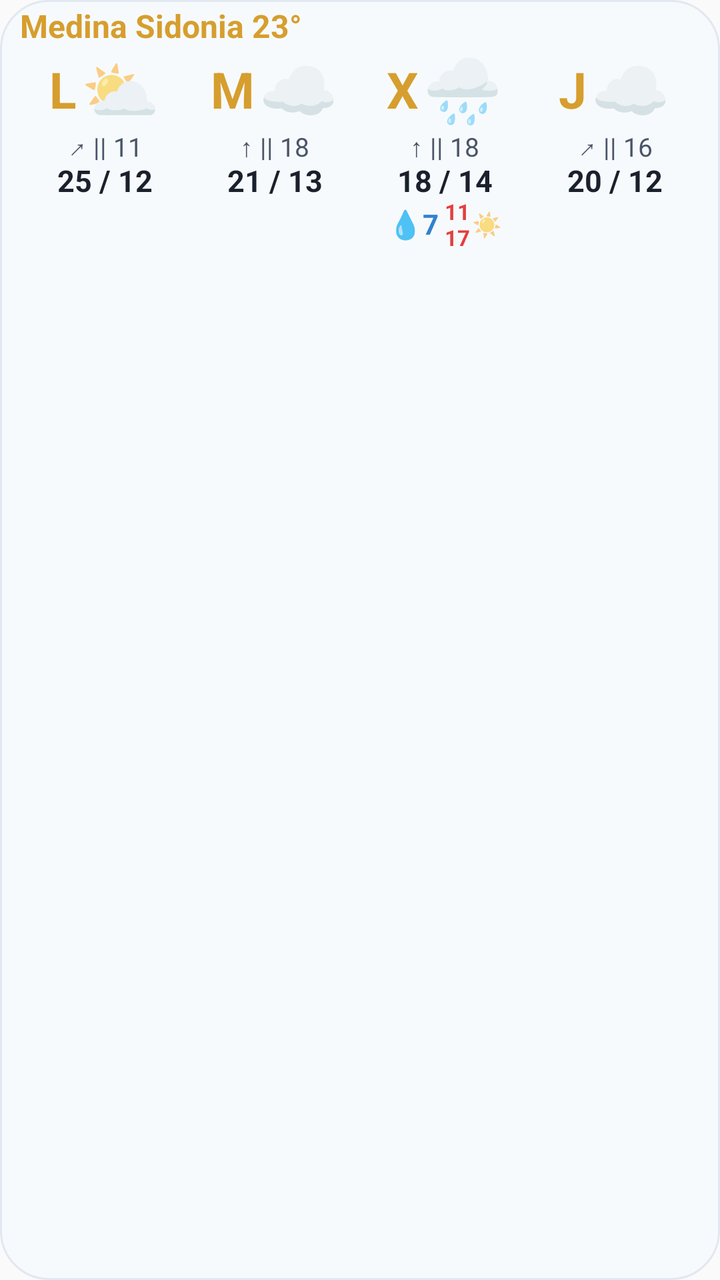
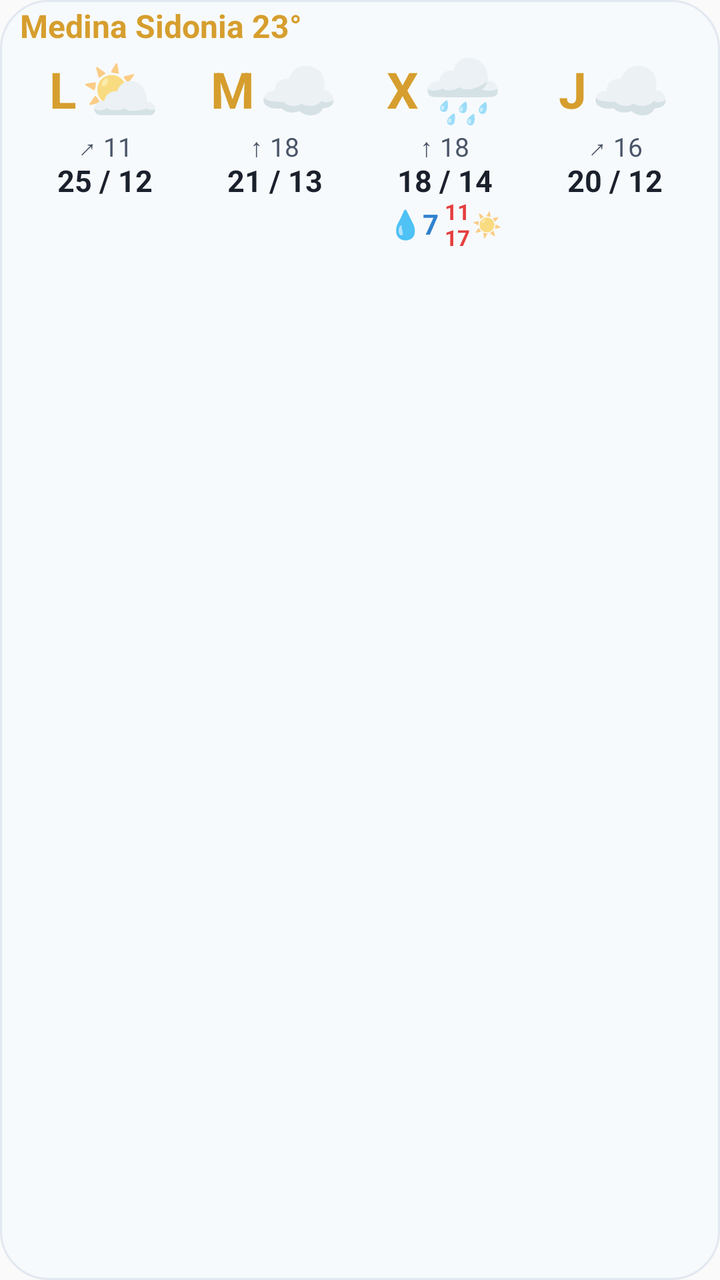

Screens rendered from an Android XML layout before and after an edit, with the pre-edit source and the edit as a unified diff.
<!-- AndroidManifest.xml: application theme Theme.AemetWidget -->
<!-- res/layout/widget_weather_light.xml -->
<?xml version="1.0" encoding="utf-8"?>
<LinearLayout xmlns:android="http://schemas.android.com/apk/res/android"
    android:id="@+id/widgetRoot"
    android:layout_width="match_parent"
    android:layout_height="match_parent"
    android:background="@drawable/bg_widget_light"
    android:orientation="vertical"
    android:paddingStart="10dp"
    android:paddingEnd="10dp"
    android:paddingTop="4dp"
    android:paddingBottom="2dp">

    
    <LinearLayout
        android:layout_width="match_parent"
        android:layout_height="wrap_content"
        android:gravity="center_vertical"
        android:orientation="horizontal"
        android:layout_marginBottom="2dp">

        <TextView
            android:id="@+id/tvHeaderCityTemp"
            android:layout_width="0dp"
            android:layout_height="wrap_content"
            android:layout_weight="1"
            android:ellipsize="end"
            android:includeFontPadding="false"
            android:singleLine="true"
            android:text="Medina Sidonia 23°"
            android:textColor="#D69E2E"
            android:textSize="16sp"
            android:textStyle="bold" />

        <TextView
            android:id="@+id/tvUpdateTime"
            android:layout_width="wrap_content"
            android:layout_height="wrap_content"
            android:includeFontPadding="false"
            android:text=""
            android:textColor="#4A5568"
            android:textSize="11sp" />
    </LinearLayout>

    
    <LinearLayout
        android:layout_width="match_parent"
        android:layout_height="0dp"
        android:layout_weight="1"
        android:orientation="horizontal"
        android:weightSum="4">

        
        <LinearLayout
            android:id="@+id/card0"
            android:layout_width="0dp"
            android:layout_height="match_parent"
            android:layout_weight="1"
            android:gravity="center_horizontal"
            android:orientation="vertical"
            android:paddingTop="2dp"
            android:paddingBottom="2dp">

            <LinearLayout
                android:layout_width="wrap_content"
                android:layout_height="wrap_content"
                android:gravity="center_vertical"
                android:orientation="horizontal">

                <TextView
                    android:id="@+id/day0"
                    android:layout_width="wrap_content"
                    android:layout_height="wrap_content"
                    android:layout_marginEnd="2dp"
                    android:includeFontPadding="false"
                    android:text="L"
                    android:textColor="#D69E2E"
                    android:textSize="25sp"
                    android:textStyle="bold" />

                <TextView
                    android:id="@+id/icon0"
                    android:layout_width="wrap_content"
                    android:layout_height="wrap_content"
                    android:includeFontPadding="false"
                    android:text="⛅"
                    android:textSize="32sp" />
            </LinearLayout>

            <ImageView
                android:id="@+id/alertLine0"
                android:layout_width="32dp"
                android:layout_height="3dp"
                android:layout_marginTop="1dp"
                android:layout_marginBottom="2dp"
                android:contentDescription="@null"
                android:visibility="gone" />

            <TextView
                android:id="@+id/wind0"
                android:layout_width="wrap_content"
                android:layout_height="wrap_content"
                android:includeFontPadding="false"
                android:text="↗ || 11"
                android:textColor="#4A5568"
                android:textSize="13sp" />

            <TextView
                android:id="@+id/temp0"
                android:layout_width="wrap_content"
                android:layout_height="wrap_content"
                android:includeFontPadding="false"
                android:text="25 / 12"
                android:textColor="#1A202C"
                android:textSize="15sp"
                android:textStyle="bold" />

            
            <LinearLayout
                android:layout_width="wrap_content"
                android:layout_height="wrap_content"
                android:gravity="center_vertical"
                android:orientation="horizontal">

                <TextView
                    android:id="@+id/rain0"
                    android:layout_width="wrap_content"
                    android:layout_height="wrap_content"
                    android:includeFontPadding="false"
                    android:text=""
                    android:textColor="#3182CE"
                    android:textSize="14sp"
                    android:textStyle="bold" />

                <LinearLayout
                    android:layout_width="wrap_content"
                    android:layout_height="wrap_content"
                    android:layout_marginStart="3dp"
                    android:gravity="center_vertical"
                    android:orientation="horizontal">

                    <LinearLayout
                        android:layout_width="wrap_content"
                        android:layout_height="wrap_content"
                        android:gravity="center_horizontal"
                        android:orientation="vertical">

                        <TextView
                            android:id="@+id/uvStart0"
                            android:layout_width="wrap_content"
                            android:layout_height="wrap_content"
                            android:includeFontPadding="false"
                            android:text=""
                            android:textColor="#E53E3E"
                            android:textSize="11sp"
                            android:textStyle="bold" />

                        <TextView
                            android:id="@+id/uvEnd0"
                            android:layout_width="wrap_content"
                            android:layout_height="wrap_content"
                            android:includeFontPadding="false"
                            android:text=""
                            android:textColor="#E53E3E"
                            android:textSize="11sp"
                            android:textStyle="bold" />
                    </LinearLayout>

                    <TextView
                        android:id="@+id/uvIcon0"
                        android:layout_width="wrap_content"
                        android:layout_height="wrap_content"
                        android:layout_marginStart="1dp"
                        android:includeFontPadding="false"
                        android:text=""
                        android:textSize="12sp" />
                </LinearLayout>
            </LinearLayout>
        </LinearLayout>

        
        <LinearLayout
            android:id="@+id/card1"
            android:layout_width="0dp"
            android:layout_height="match_parent"
            android:layout_weight="1"
            android:gravity="center_horizontal"
            android:orientation="vertical"
            android:paddingTop="2dp"
            android:paddingBottom="2dp">

            <LinearLayout
                android:layout_width="wrap_content"
                android:layout_height="wrap_content"
                android:gravity="center_vertical"
                android:orientation="horizontal">

                <TextView
                    android:id="@+id/day1"
                    android:layout_width="wrap_content"
                    android:layout_height="wrap_content"
                    android:layout_marginEnd="2dp"
                    android:includeFontPadding="false"
                    android:text="M"
                    android:textColor="#D69E2E"
                    android:textSize="25sp"
                    android:textStyle="bold" />

                <TextView
                    android:id="@+id/icon1"
                    android:layout_width="wrap_content"
                    android:layout_height="wrap_content"
                    android:includeFontPadding="false"
                    android:text="☁️"
                    android:textSize="32sp" />
            </LinearLayout>

            <ImageView
                android:id="@+id/alertLine1"
                android:layout_width="32dp"
                android:layout_height="3dp"
                android:layout_marginTop="1dp"
                android:layout_marginBottom="2dp"
                android:contentDescription="@null"
                android:visibility="gone" />

            <TextView
                android:id="@+id/wind1"
                android:layout_width="wrap_content"
                android:layout_height="wrap_content"
                android:includeFontPadding="false"
                android:text="↑ || 18"
                android:textColor="#4A5568"
                android:textSize="13sp" />

            <TextView
                android:id="@+id/temp1"
                android:layout_width="wrap_content"
                android:layout_height="wrap_content"
                android:includeFontPadding="false"
                android:text="21 / 13"
                android:textColor="#1A202C"
                android:textSize="15sp"
                android:textStyle="bold" />

            
            <LinearLayout
                android:layout_width="wrap_content"
                android:layout_height="wrap_content"
                android:gravity="center_vertical"
                android:orientation="horizontal">

                <TextView
                    android:id="@+id/rain1"
                    android:layout_width="wrap_content"
                    android:layout_height="wrap_content"
                    android:includeFontPadding="false"
                    android:text=""
                    android:textColor="#3182CE"
                    android:textSize="14sp"
                    android:textStyle="bold" />

                <LinearLayout
                    android:layout_width="wrap_content"
                    android:layout_height="wrap_content"
                    android:layout_marginStart="3dp"
                    android:gravity="center_vertical"
                    android:orientation="horizontal">

                    <LinearLayout
                        android:layout_width="wrap_content"
                        android:layout_height="wrap_content"
                        android:gravity="center_horizontal"
                        android:orientation="vertical">

                        <TextView
                            android:id="@+id/uvStart1"
                            android:layout_width="wrap_content"
                            android:layout_height="wrap_content"
                            android:includeFontPadding="false"
                            android:text=""
                            android:textColor="#E53E3E"
                            android:textSize="11sp"
                            android:textStyle="bold" />

                        <TextView
                            android:id="@+id/uvEnd1"
                            android:layout_width="wrap_content"
                            android:layout_height="wrap_content"
                            android:includeFontPadding="false"
                            android:text=""
                            android:textColor="#E53E3E"
                            android:textSize="11sp"
                            android:textStyle="bold" />
                    </LinearLayout>

                    <TextView
                        android:id="@+id/uvIcon1"
                        android:layout_width="wrap_content"
                        android:layout_height="wrap_content"
                        android:layout_marginStart="1dp"
                        android:includeFontPadding="false"
                        android:text=""
                        android:textSize="12sp" />
                </LinearLayout>
            </LinearLayout>
        </LinearLayout>

        
        <LinearLayout
            android:id="@+id/card2"
            android:layout_width="0dp"
            android:layout_height="match_parent"
            android:layout_weight="1"
            android:gravity="center_horizontal"
            android:orientation="vertical"
            android:paddingTop="2dp"
            android:paddingBottom="2dp">

            <LinearLayout
                android:layout_width="wrap_content"
                android:layout_height="wrap_content"
                android:gravity="center_vertical"
                android:orientation="horizontal">

                <TextView
                    android:id="@+id/day2"
                    android:layout_width="wrap_content"
                    android:layout_height="wrap_content"
                    android:layout_marginEnd="2dp"
                    android:includeFontPadding="false"
                    android:text="X"
                    android:textColor="#D69E2E"
                    android:textSize="25sp"
                    android:textStyle="bold" />

                <TextView
                    android:id="@+id/icon2"
                    android:layout_width="wrap_content"
                    android:layout_height="wrap_content"
                    android:includeFontPadding="false"
                    android:text="🌧️"
                    android:textSize="32sp" />
            </LinearLayout>

            <ImageView
                android:id="@+id/alertLine2"
                android:layout_width="32dp"
                android:layout_height="3dp"
                android:layout_marginTop="1dp"
                android:layout_marginBottom="2dp"
                android:contentDescription="@null"
                android:visibility="gone" />

            <TextView
                android:id="@+id/wind2"
                android:layout_width="wrap_content"
                android:layout_height="wrap_content"
                android:includeFontPadding="false"
                android:text="↑ || 18"
                android:textColor="#4A5568"
                android:textSize="13sp" />

            <TextView
                android:id="@+id/temp2"
                android:layout_width="wrap_content"
                android:layout_height="wrap_content"
                android:includeFontPadding="false"
                android:text="18 / 14"
                android:textColor="#1A202C"
                android:textSize="15sp"
                android:textStyle="bold" />

            
            <LinearLayout
                android:layout_width="wrap_content"
                android:layout_height="wrap_content"
                android:gravity="center_vertical"
                android:orientation="horizontal">

                <TextView
                    android:id="@+id/rain2"
                    android:layout_width="wrap_content"
                    android:layout_height="wrap_content"
                    android:includeFontPadding="false"
                    android:text="💧7"
                    android:textColor="#3182CE"
                    android:textSize="14sp"
                    android:textStyle="bold" />

                <LinearLayout
                    android:layout_width="wrap_content"
                    android:layout_height="wrap_content"
                    android:layout_marginStart="3dp"
                    android:gravity="center_vertical"
                    android:orientation="horizontal">

                    <LinearLayout
                        android:layout_width="wrap_content"
                        android:layout_height="wrap_content"
                        android:gravity="center_horizontal"
                        android:orientation="vertical">

                        <TextView
                            android:id="@+id/uvStart2"
                            android:layout_width="wrap_content"
                            android:layout_height="wrap_content"
                            android:includeFontPadding="false"
                            android:text="11"
                            android:textColor="#E53E3E"
                            android:textSize="11sp"
                            android:textStyle="bold" />

                        <TextView
                            android:id="@+id/uvEnd2"
                            android:layout_width="wrap_content"
                            android:layout_height="wrap_content"
                            android:includeFontPadding="false"
                            android:text="17"
                            android:textColor="#E53E3E"
                            android:textSize="11sp"
                            android:textStyle="bold" />
                    </LinearLayout>

                    <TextView
                        android:id="@+id/uvIcon2"
                        android:layout_width="wrap_content"
                        android:layout_height="wrap_content"
                        android:layout_marginStart="1dp"
                        android:includeFontPadding="false"
                        android:text="☀️"
                        android:textSize="12sp" />
                </LinearLayout>
            </LinearLayout>
        </LinearLayout>

        
        <LinearLayout
            android:id="@+id/card3"
            android:layout_width="0dp"
            android:layout_height="match_parent"
            android:layout_weight="1"
            android:gravity="center_horizontal"
            android:orientation="vertical"
            android:paddingTop="2dp"
            android:paddingBottom="2dp">

            <LinearLayout
                android:layout_width="wrap_content"
                android:layout_height="wrap_content"
                android:gravity="center_vertical"
                android:orientation="horizontal">

                <TextView
                    android:id="@+id/day3"
                    android:layout_width="wrap_content"
                    android:layout_height="wrap_content"
                    android:layout_marginEnd="2dp"
                    android:includeFontPadding="false"
                    android:text="J"
                    android:textColor="#D69E2E"
                    android:textSize="25sp"
                    android:textStyle="bold" />

                <TextView
                    android:id="@+id/icon3"
                    android:layout_width="wrap_content"
                    android:layout_height="wrap_content"
                    android:includeFontPadding="false"
                    android:text="☁️"
                    android:textSize="32sp" />
            </LinearLayout>

            <ImageView
                android:id="@+id/alertLine3"
                android:layout_width="32dp"
                android:layout_height="3dp"
                android:layout_marginTop="1dp"
                android:layout_marginBottom="2dp"
                android:contentDescription="@null"
                android:visibility="gone" />

            <TextView
                android:id="@+id/wind3"
                android:layout_width="wrap_content"
                android:layout_height="wrap_content"
                android:includeFontPadding="false"
                android:text="↗ || 16"
                android:textColor="#4A5568"
                android:textSize="13sp" />

            <TextView
                android:id="@+id/temp3"
                android:layout_width="wrap_content"
                android:layout_height="wrap_content"
                android:includeFontPadding="false"
                android:text="20 / 12"
                android:textColor="#1A202C"
                android:textSize="15sp"
                android:textStyle="bold" />

            
            <LinearLayout
                android:layout_width="wrap_content"
                android:layout_height="wrap_content"
                android:gravity="center_vertical"
                android:orientation="horizontal">

                <TextView
                    android:id="@+id/rain3"
                    android:layout_width="wrap_content"
                    android:layout_height="wrap_content"
                    android:includeFontPadding="false"
                    android:text=""
                    android:textColor="#3182CE"
                    android:textSize="14sp"
                    android:textStyle="bold" />

                <LinearLayout
                    android:layout_width="wrap_content"
                    android:layout_height="wrap_content"
                    android:layout_marginStart="3dp"
                    android:gravity="center_vertical"
                    android:orientation="horizontal">

                    <LinearLayout
                        android:layout_width="wrap_content"
                        android:layout_height="wrap_content"
                        android:gravity="center_horizontal"
                        android:orientation="vertical">

                        <TextView
                            android:id="@+id/uvStart3"
                            android:layout_width="wrap_content"
                            android:layout_height="wrap_content"
                            android:includeFontPadding="false"
                            android:text=""
                            android:textColor="#E53E3E"
                            android:textSize="11sp"
                            android:textStyle="bold" />

                        <TextView
                            android:id="@+id/uvEnd3"
                            android:layout_width="wrap_content"
                            android:layout_height="wrap_content"
                            android:includeFontPadding="false"
                            android:text=""
                            android:textColor="#E53E3E"
                            android:textSize="11sp"
                            android:textStyle="bold" />
                    </LinearLayout>

                    <TextView
                        android:id="@+id/uvIcon3"
                        android:layout_width="wrap_content"
                        android:layout_height="wrap_content"
                        android:layout_marginStart="1dp"
                        android:includeFontPadding="false"
                        android:text=""
                        android:textSize="12sp" />
                </LinearLayout>
            </LinearLayout>
        </LinearLayout>

    </LinearLayout>

</LinearLayout>
<!-- resources referenced by this layout -->
<resources>
  <!-- drawable bg_widget_light (drawable) -->
  <?xml version="1.0" encoding="utf-8"?>
  <shape xmlns:android="http://schemas.android.com/apk/res/android"
      android:shape="rectangle">
      <solid android:color="#F7FAFC" />
      <corners android:radius="24dp" />
      <stroke android:width="1dp" android:color="#E2E8F0" />
  </shape>
  <style name="Theme.AemetWidget" parent="android:Theme.Material.Light.NoActionBar" />
</resources>

<!-- the commit's change to res/layout/widget_weather_light.xml (unified diff, before → after) -->
@@ -86,23 +86,32 @@
                     android:textSize="32sp" />
             </LinearLayout>
 
-            <ImageView
-                android:id="@+id/alertLine0"
-                android:layout_width="32dp"
-                android:layout_height="3dp"
-                android:layout_marginTop="1dp"
-                android:layout_marginBottom="2dp"
-                android:contentDescription="@null"
-                android:visibility="gone" />
-
-            <TextView
-                android:id="@+id/wind0"
-                android:layout_width="wrap_content"
-                android:layout_height="wrap_content"
-                android:includeFontPadding="false"
-                android:text="↗ || 11"
-                android:textColor="#4A5568"
-                android:textSize="13sp" />
+            
+            <LinearLayout
+                android:layout_width="wrap_content"
+                android:layout_height="wrap_content"
+                android:gravity="center_vertical"
+                android:orientation="horizontal">
+
+                <TextView
+                    android:id="@+id/wind0"
+                    android:layout_width="wrap_content"
+                    android:layout_height="wrap_content"
+                    android:includeFontPadding="false"
+                    android:text="↗ 11"
+                    android:textColor="#4A5568"
+                    android:textSize="13sp" />
+
+                <TextView
+                    android:id="@+id/alertBell0"
+                    android:layout_width="wrap_content"
+                    android:layout_height="wrap_content"
+                    android:layout_marginStart="3dp"
+                    android:includeFontPadding="false"
+                    android:text="🔔"
+                    android:textSize="12sp"
+                    android:visibility="gone" />
+            </LinearLayout>
 
             <TextView
                 android:id="@+id/temp0"
@@ -214,23 +223,32 @@
                     android:textSize="32sp" />
             </LinearLayout>
 
-            <ImageView
-                android:id="@+id/alertLine1"
-                android:layout_width="32dp"
-                android:layout_height="3dp"
-                android:layout_marginTop="1dp"
-                android:layout_marginBottom="2dp"
-                android:contentDescription="@null"
-                android:visibility="gone" />
-
-            <TextView
-                android:id="@+id/wind1"
-                android:layout_width="wrap_content"
-                android:layout_height="wrap_content"
-                android:includeFontPadding="false"
-                android:text="↑ || 18"
-                android:textColor="#4A5568"
-                android:textSize="13sp" />
+            
+            <LinearLayout
+                android:layout_width="wrap_content"
+                android:layout_height="wrap_content"
+                android:gravity="center_vertical"
+                android:orientation="horizontal">
+
+                <TextView
+                    android:id="@+id/wind1"
+                    android:layout_width="wrap_content"
+                    android:layout_height="wrap_content"
+                    android:includeFontPadding="false"
+                    android:text="↑ 18"
+                    android:textColor="#4A5568"
+                    android:textSize="13sp" />
+
+                <TextView
+                    android:id="@+id/alertBell1"
+                    android:layout_width="wrap_content"
+                    android:layout_height="wrap_content"
+                    android:layout_marginStart="3dp"
+                    android:includeFontPadding="false"
+                    android:text="🔔"
+                    android:textSize="12sp"
+                    android:visibility="gone" />
+            </LinearLayout>
 
             <TextView
                 android:id="@+id/temp1"
@@ -342,23 +360,32 @@
                     android:textSize="32sp" />
             </LinearLayout>
 
-            <ImageView
-                android:id="@+id/alertLine2"
-                android:layout_width="32dp"
-                android:layout_height="3dp"
-                android:layout_marginTop="1dp"
-                android:layout_marginBottom="2dp"
-                android:contentDescription="@null"
-                android:visibility="gone" />
-
-            <TextView
-                android:id="@+id/wind2"
-                android:layout_width="wrap_content"
-                android:layout_height="wrap_content"
-                android:includeFontPadding="false"
-                android:text="↑ || 18"
-                android:textColor="#4A5568"
-                android:textSize="13sp" />
+            
+            <LinearLayout
+                android:layout_width="wrap_content"
+                android:layout_height="wrap_content"
+                android:gravity="center_vertical"
+                android:orientation="horizontal">
+
+                <TextView
+                    android:id="@+id/wind2"
+                    android:layout_width="wrap_content"
+                    android:layout_height="wrap_content"
+                    android:includeFontPadding="false"
+                    android:text="↑ 18"
+                    android:textColor="#4A5568"
+                    android:textSize="13sp" />
+
+                <TextView
+                    android:id="@+id/alertBell2"
+                    android:layout_width="wrap_content"
+                    android:layout_height="wrap_content"
+                    android:layout_marginStart="3dp"
+                    android:includeFontPadding="false"
+                    android:text="🔔"
+                    android:textSize="12sp"
+                    android:visibility="gone" />
+            </LinearLayout>
 
             <TextView
                 android:id="@+id/temp2"
@@ -470,23 +497,32 @@
                     android:textSize="32sp" />
             </LinearLayout>
 
-            <ImageView
-                android:id="@+id/alertLine3"
-                android:layout_width="32dp"
-                android:layout_height="3dp"
-                android:layout_marginTop="1dp"
-                android:layout_marginBottom="2dp"
-                android:contentDescription="@null"
-                android:visibility="gone" />
-
-            <TextView
-                android:id="@+id/wind3"
-                android:layout_width="wrap_content"
-                android:layout_height="wrap_content"
-                android:includeFontPadding="false"
-                android:text="↗ || 16"
-                android:textColor="#4A5568"
-                android:textSize="13sp" />
+            
+            <LinearLayout
+                android:layout_width="wrap_content"
+                android:layout_height="wrap_content"
+                android:gravity="center_vertical"
+                android:orientation="horizontal">
+
+                <TextView
+                    android:id="@+id/wind3"
+                    android:layout_width="wrap_content"
+                    android:layout_height="wrap_content"
+                    android:includeFontPadding="false"
+                    android:text="↗ 16"
+                    android:textColor="#4A5568"
+                    android:textSize="13sp" />
+
+                <TextView
+                    android:id="@+id/alertBell3"
+                    android:layout_width="wrap_content"
+                    android:layout_height="wrap_content"
+                    android:layout_marginStart="3dp"
+                    android:includeFontPadding="false"
+                    android:text="🔔"
+                    android:textSize="12sp"
+                    android:visibility="gone" />
+            </LinearLayout>
 
             <TextView
                 android:id="@+id/temp3"
